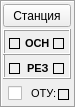
Before: the Qt Designer form MdmAgent/kpframe.ui in eugene-pa/armdncqt, drawn with Qt 5.
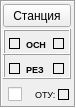
After: the same form once the commit is applied. Custom widgets are drawn as their Qt base class.

The edit to the form file:
```diff
--- a/MdmAgent/kpframe.ui
+++ b/MdmAgent/kpframe.ui
@@ -57,7 +57,7 @@
    <property name="geometry">
     <rect>
      <x>8</x>
-     <y>85</y>
+     <y>86</y>
      <width>22</width>
      <height>17</height>
     </rect>
@@ -106,15 +106,15 @@
    <widget class="QLabel" name="label_Rsrv">
     <property name="geometry">
      <rect>
-      <x>24</x>
-      <y>7</y>
+      <x>23</x>
+      <y>8</y>
       <width>31</width>
       <height>16</height>
      </rect>
     </property>
     <property name="font">
      <font>
-      <pointsize>8</pointsize>
+      <pointsize>7</pointsize>
       <weight>75</weight>
       <bold>true</bold>
      </font>
@@ -171,15 +171,15 @@
   <widget class="QLabel" name="label_8">
    <property name="geometry">
     <rect>
-     <x>31</x>
-     <y>85</y>
+     <x>35</x>
+     <y>86</y>
      <width>28</width>
      <height>16</height>
     </rect>
    </property>
    <property name="font">
     <font>
-     <pointsize>8</pointsize>
+     <pointsize>7</pointsize>
     </font>
    </property>
    <property name="text">
@@ -213,15 +213,15 @@
    <widget class="QLabel" name="label_Main">
     <property name="geometry">
      <rect>
-      <x>22</x>
-      <y>6</y>
+      <x>23</x>
+      <y>7</y>
       <width>31</width>
       <height>16</height>
      </rect>
     </property>
     <property name="font">
      <font>
-      <pointsize>8</pointsize>
+      <pointsize>7</pointsize>
       <weight>75</weight>
       <bold>true</bold>
      </font>
```
Left out of the diff: 5 changed lines with no effect on the pictures.
